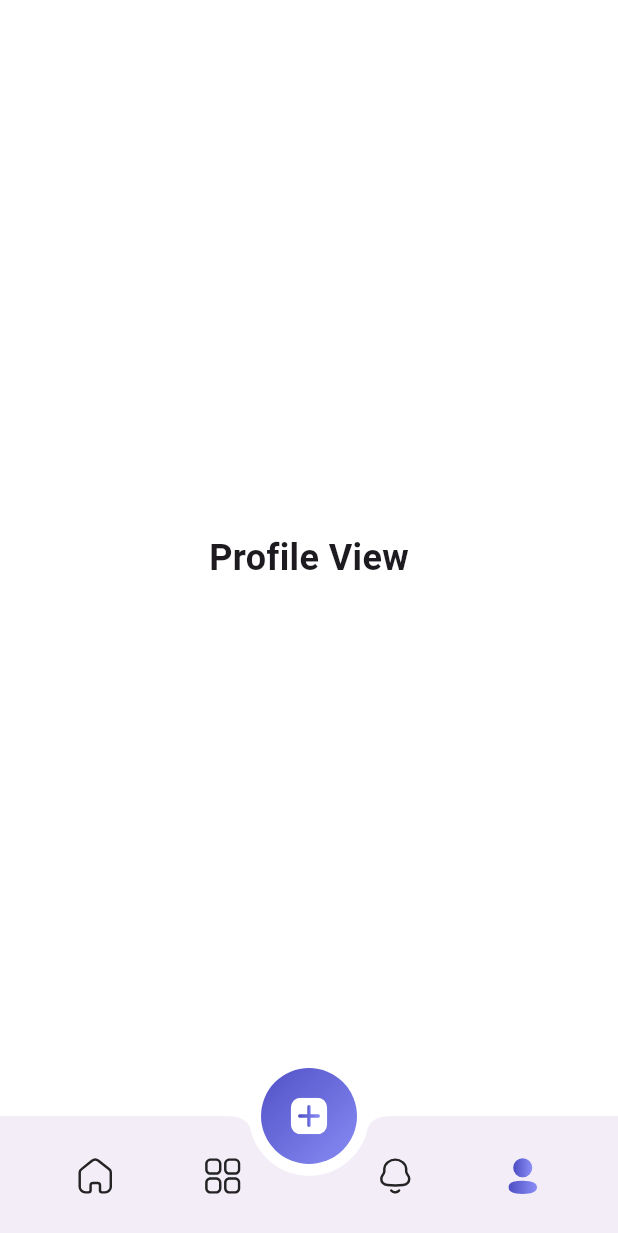
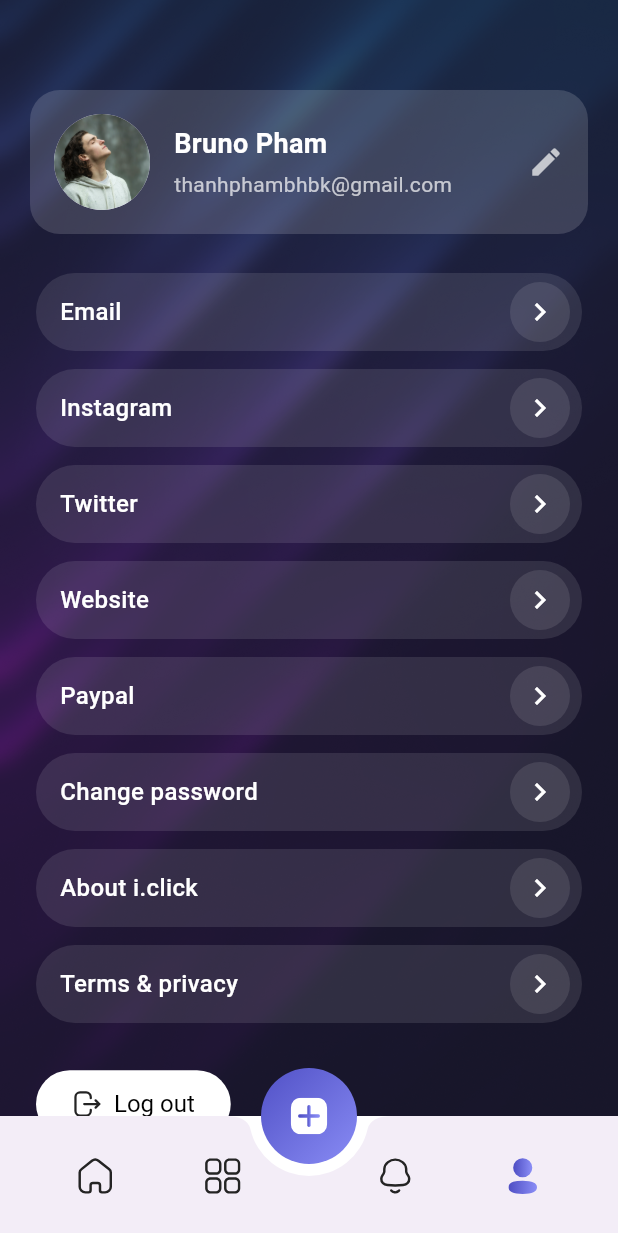
Before and after one commit to Mahmoud-Azmy/Vibe-Link, a Flutter app: the HomeViewBody screen opened directly, item 4 of the bottom bar chosen, on a phone screen of 412 x 824 dp. Shown: the top 1233 px of the screen. Run offline on Flutter 3.47's test engine with Material 3 defaults, Android fonts, the phone set to English and light mode, and no system bars; our stand-ins replace cloud_firestore, dartz, equatable, firebase_auth, firebase_core, flutter_bloc and 7 more; accounts and stored records are empty.

Commit message:
profile test

```diff
--- a/lib/core/utils/app_assets.dart
+++ b/lib/core/utils/app_assets.dart
@@ -5,6 +5,7 @@ class AppAssets {
   static const String onB2 = 'assets/imgs/onB2.png';
   static const String onB3 = 'assets/imgs/onB3.png';
   static const String onB4 = 'assets/imgs/onB4.png';
+  static const String profileBckg = 'assets/imgs/profile_bckg.png';
   static const String google = 'assets/svgs/google_icon.svg';
   static const String facebook = 'assets/svgs/facebook_icon.svg';
   static const String hide = 'assets/svgs/Hide.svg';
@@ -19,6 +20,7 @@ class AppAssets {
       'assets/icons/active_notification.svg';
   static const String inactiveNotification = 'assets/icons/Notification.svg';
   static const String plus = 'assets/icons/Plus.svg';
+  static const String logOut = 'assets/icons/Logout.svg';
   static const String inactiveCart = 'assets/icons/Cart.svg';
   static const String emptyCart = 'assets/images/empty_cart.png';
   static const String emptyWishlist = 'assets/images/empty_wishlist.png';
--- a/lib/features/home/presentation/widgets/home_view_body.dart
+++ b/lib/features/home/presentation/widgets/home_view_body.dart
@@ -5,6 +5,7 @@ import 'package:vibe_link/core/utils/app_assets.dart';
 import 'package:vibe_link/features/home/data/models/botton_nav_bar_item_model.dart';
 import 'package:vibe_link/features/home/presentation/widgets/custom_floating_action_button.dart';
 import 'package:vibe_link/features/home/presentation/widgets/home_feed_section.dart';
+import 'package:vibe_link/features/home/presentation/widgets/profile_feed_section.dart';
 
 // Cubit for bottom navigation
 class BottomNavCubit extends Cubit<int> {
@@ -62,12 +63,7 @@ class HomeViewBody extends StatelessWidget {
     ),
     BottonNavBarItemModel(
       title: "Profile",
-      launchWidget: Center(
-        child: Text(
-          "Profile View",
-          style: TextStyle(fontSize: 24, fontWeight: FontWeight.bold),
-        ),
-      ),
+      launchWidget: ProfileFeedSection(),
       icon: SvgPicture.asset(AppAssets.activeProfile, height: 24, width: 24),
       alternateIcon: SvgPicture.asset(
         AppAssets.inactiveProfile,
--- /dev/null
+++ b/lib/features/home/presentation/widgets/profile_feed_section.dart
@@ -0,0 +1,157 @@
+import 'package:flutter/material.dart';
+import 'package:flutter_svg/svg.dart';
+import 'package:go_router/go_router.dart';
+import 'package:vibe_link/core/helper/shared_pref_helper.dart';
+import 'package:vibe_link/core/utils/app_assets.dart';
+import 'package:vibe_link/core/utils/app_router.dart';
+
+class ProfileFeedSection extends StatelessWidget {
+  const ProfileFeedSection({super.key});
+
+  @override
+  Widget build(BuildContext context) {
+    return SingleChildScrollView(
+      child: Container(
+        decoration: BoxDecoration(
+          image: DecorationImage(
+            image: AssetImage(AppAssets.profileBckg),
+            fit: BoxFit.cover,
+          ),
+        ),
+        child: Column(
+          crossAxisAlignment: CrossAxisAlignment.start,
+          children: [
+            // Profile Card
+            Padding(
+              padding: const EdgeInsets.only(
+                top: 60,
+                right: 20,
+                left: 20,
+                bottom: 20,
+              ),
+              child: Container(
+                decoration: BoxDecoration(
+                  color: Colors.white.withOpacity(0.15),
+                  borderRadius: BorderRadius.circular(20),
+                ),
+                padding: const EdgeInsets.all(16),
+                child: Row(
+                  children: [
+                    // Avatar
+                    CircleAvatar(
+                      radius: 32,
+                      backgroundImage: AssetImage(AppAssets.onB2),
+                    ),
+                    const SizedBox(width: 16),
+                    // Name and Email
+                    Expanded(
+                      child: Column(
+                        crossAxisAlignment: CrossAxisAlignment.start,
+                        children: const [
+                          Text(
+                            'Bruno Pham',
+                            style: TextStyle(
+                              color: Colors.white,
+                              fontWeight: FontWeight.bold,
+                              fontSize: 18,
+                            ),
+                          ),
+                          SizedBox(height: 4),
+                          Text(
+                            'thanhphambhbk@gmail.com',
+                            style: TextStyle(
+                              color: Colors.white70,
+                              fontSize: 14,
+                            ),
+                          ),
+                        ],
+                      ),
+                    ),
+                    // Edit Icon
+                    Icon(Icons.edit, color: Colors.white70),
+                  ],
+                ),
+              ),
+            ),
+            // Settings List
+            Padding(
+              padding: const EdgeInsets.symmetric(horizontal: 16.0),
+              child: Column(
+                children: [
+                  _ProfileListTile(title: 'Email'),
+                  _ProfileListTile(title: 'Instagram'),
+                  _ProfileListTile(title: 'Twitter'),
+                  _ProfileListTile(title: 'Website'),
+                  _ProfileListTile(title: 'Paypal'),
+                  _ProfileListTile(title: 'Change password'),
+                  _ProfileListTile(title: 'About i.click'),
+                  _ProfileListTile(title: 'Terms & privacy'),
+                ],
+              ),
+            ),
+            // Logout Button
+            Padding(
+              padding: const EdgeInsets.all(24),
+              child: ElevatedButton.icon(
+                style: ElevatedButton.styleFrom(
+                  backgroundColor: Colors.white,
+                  foregroundColor: Colors.black,
+                  shape: RoundedRectangleBorder(
+                    borderRadius: BorderRadius.circular(24),
+                  ),
+                  elevation: 0,
+                  padding: const EdgeInsets.symmetric(
+                    horizontal: 24,
+                    vertical: 12,
+                  ),
+                ),
+                onPressed: () {
+                  SharedPrefHelper.clearAllSecuredData();
+                  GoRouter.of(context).push(AppRouter.loginView);
+                },
+                icon: SvgPicture.asset(AppAssets.logOut),
+                label: const Text('Log out'),
+              ),
+            ),
+          ],
+        ),
+      ),
+    );
+  }
+}
+
+class _ProfileListTile extends StatelessWidget {
+  final String title;
+  const _ProfileListTile({required this.title});
+
+  @override
+  Widget build(BuildContext context) {
+    return Container(
+      margin: const EdgeInsets.symmetric(horizontal: 8, vertical: 6),
+      decoration: BoxDecoration(
+        color: Colors.white.withOpacity(0.10),
+        borderRadius: BorderRadius.circular(30),
+      ),
+      child: Padding(
+        padding: const EdgeInsets.only(left: 16, top: 6, bottom: 6, right: 8),
+        child: Row(
+          children: [
+            Text(
+              title,
+              style: const TextStyle(
+                color: Colors.white,
+                fontWeight: FontWeight.w500,
+              ),
+            ),
+            const Spacer(),
+            CircleAvatar(
+              radius: 20,
+              backgroundColor: Colors.white.withOpacity(0.10),
+              child: const Icon(Icons.chevron_right, color: Colors.white),
+            ),
+          ],
+        ),
+      ),
+    );
+  }
+}
```
Also changed, not shown: assets/icons/Logout.svg (added), assets/imgs/profile_bckg.png (added).
